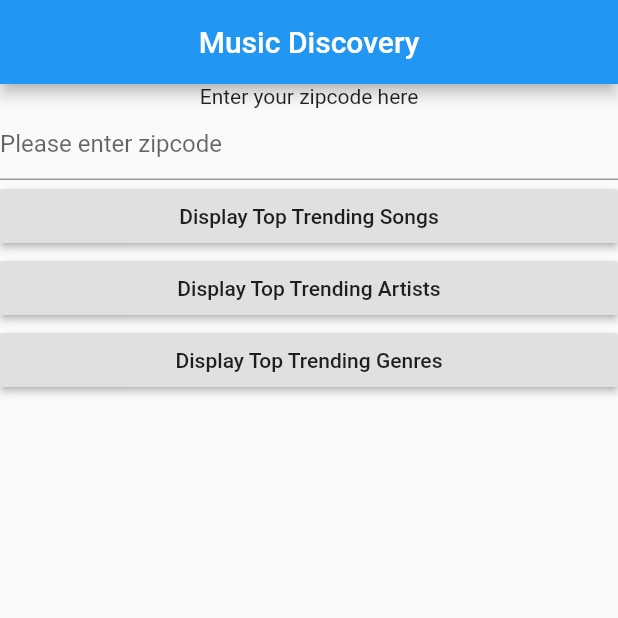
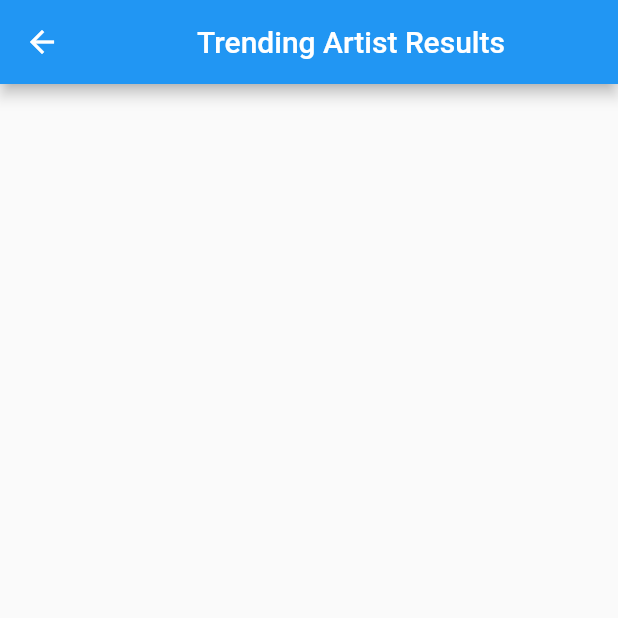
Before and after one commit to cleoman/music-discovery, a Flutter app: the screen it shows after launch, after a tap on "Display Top Trending Artists", on a phone screen of 412 x 824 dp, the top half of it. Run offline on Flutter 3.47's test engine with Material 2 defaults, Android fonts, the phone set to English and light mode, and no system bars.

Commit message:
multiple screens skeleton

```diff
--- a/music_discovery/lib/main.dart
+++ b/music_discovery/lib/main.dart
@@ -1,8 +1,22 @@
 import 'package:flutter/material.dart';
 import 'package:music_discovery/screens/songsbyzip.dart';
+import 'package:music_discovery/screens/genrebyzip.dart';
+import 'package:music_discovery/screens/artistsbyzip.dart';
 //comment
 
-void main() => runApp(new HomePage());
+void main() {
+  runApp(new App());
+}
+
+class App extends StatelessWidget {
+  @override
+  Widget build(BuildContext context) {
+    return new MaterialApp(
+      title: 'Music Discovery',
+      home: HomePage(),
+    );
+  }
+}
 
 class HomePage extends StatefulWidget {
   @override
@@ -11,8 +25,7 @@ class HomePage extends StatefulWidget {
 
 class _HomePageState extends State<HomePage> {
   Widget build(BuildContext context) {
-    return MaterialApp(
-        home: Scaffold(
+    return new Scaffold(
         appBar: AppBar(
           title: Center(
             child: Text('Music Discovery'),
@@ -44,15 +57,25 @@ class _HomePageState extends State<HomePage> {
           Row(children: <Widget>[
             Expanded(
                 child: RaisedButton(
-                        onPressed: () {},
+                    onPressed: () {
+                      Navigator.push(
+                        context,
+                        MaterialPageRoute(builder: (context) => TrendingArtistsPage()),
+                      );
+                    },
                     child: Text('Display Top Trending Artists')))
           ]),
           Row(children: <Widget>[
             Expanded(
                 child: RaisedButton(
-                        onPressed: () {},
+                    onPressed: () {
+                      Navigator.push(
+                        context,
+                        MaterialPageRoute(builder: (context) => TrendingGenrePage()),
+                      );
+                    },
                     child: Text('Display Top Trending Genres')))
           ]),
-            ])));
+        ]));
   }
 }
--- /dev/null
+++ b/music_discovery/lib/screens/artistsbyzip.dart
@@ -0,0 +1,18 @@
+import 'package:flutter/material.dart';
+
+
+class TrendingArtistsPage extends StatefulWidget {
+  _TrendingArtistsState createState() => _TrendingArtistsState();
+}
+
+class _TrendingArtistsState extends State<TrendingArtistsPage> {
+  Widget build(BuildContext build) {
+    return Scaffold(
+        appBar: AppBar(
+            title: Center(
+                child: Text('Trending Artist Results')
+            )
+        )
+    );
+  }
+}
--- a/music_discovery/lib/screens/songsbyzip.dart
+++ b/music_discovery/lib/screens/songsbyzip.dart
@@ -7,14 +7,12 @@ class TrendingSongsPage extends StatefulWidget {
 
 class _TrendingSongsState extends State<TrendingSongsPage> {
   Widget build(BuildContext build) {
-    return MaterialApp(
-      home: Scaffold(
+    return Scaffold(
         appBar: AppBar(
           title: Center(
             child: Text('Trending Songs Results')
           )
         )
-      )
     );
   }
 }
```
Also changed, not shown: music_discovery/lib/screens/genrebyzip.dart (added, +18 -0 lines). Lines whose indentation alone changed are shown as unchanged.
